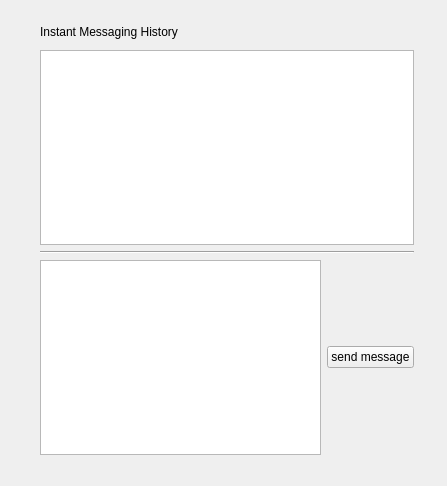
First picture: the form in im.ui, repository B15090815/Siptel, before the edit.
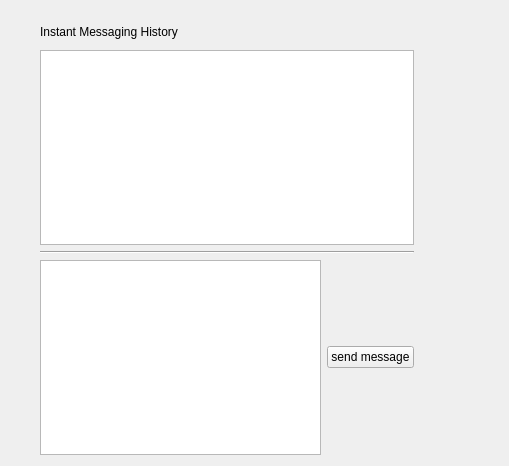
Second picture: the form after the edit.

Patch:
```diff
--- a/im.ui
+++ b/im.ui
@@ -6,8 +6,8 @@
    <rect>
     <x>0</x>
     <y>0</y>
-    <width>447</width>
-    <height>486</height>
+    <width>509</width>
+    <height>466</height>
    </rect>
   </property>
   <property name="windowTitle">
```
